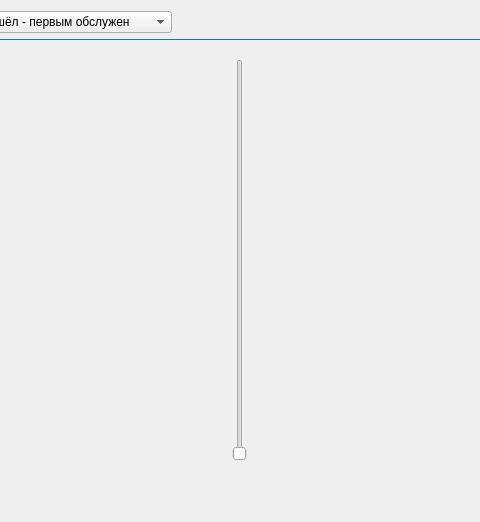
First picture: the form in mainwindow.ui, repository Ore111ek/Algorithms_of_Planning, before the edit; both pictures show x 194 to 674 and y 0 to 522 of the 1230 by 610 pixel window.
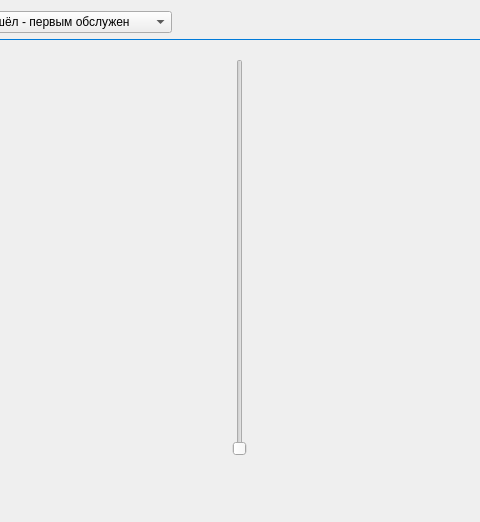
Second picture: the form after the edit.

Patch:
```diff
--- a/mainwindow.ui
+++ b/mainwindow.ui
@@ -122,7 +122,7 @@
          <x>412</x>
          <y>20</y>
          <width>22</width>
-         <height>402</height>
+         <height>397</height>
         </rect>
        </property>
        <property name="maximum">
```
Left out of the diff: 2 changed lines with no effect on the pictures.
